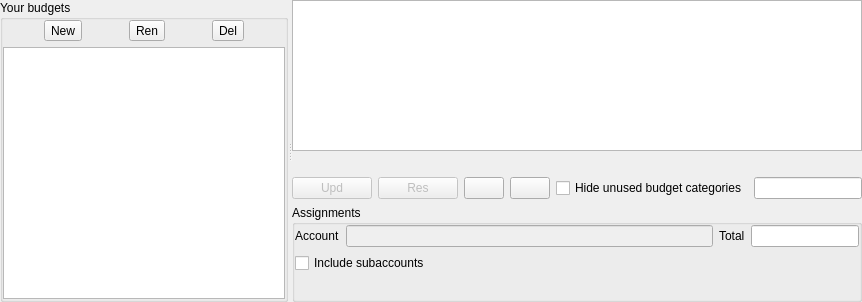
KDE/kmymoney, file kmymoney/plugins/views/budget/kbudgetview.ui: the form before one commit.
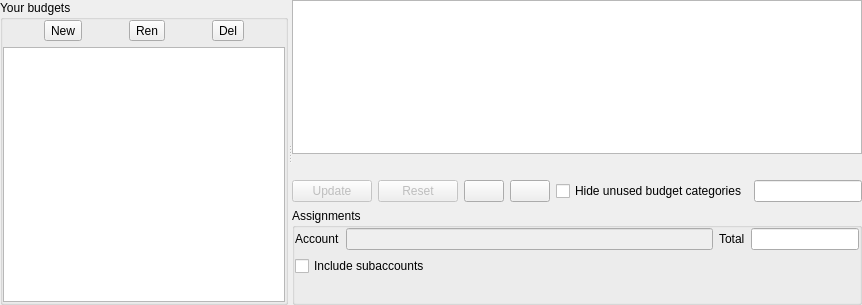
The form after the commit. Custom widgets are drawn as their Qt base class.

Commit message:
Improve buttons in budget view
Don't abbreviated button labels and add some tooltips

Diff of the .ui file:
```diff
--- a/kmymoney/plugins/views/budget/kbudgetview.ui
+++ b/kmymoney/plugins/views/budget/kbudgetview.ui
@@ -7,7 +7,7 @@
     <x>0</x>
     <y>0</y>
     <width>862</width>
-    <height>302</height>
+    <height>305</height>
    </rect>
   </property>
   <property name="sizePolicy">
@@ -117,7 +117,7 @@
             <string>Use this to store the modified data.</string>
            </property>
            <property name="text">
-            <string>Upd</string>
+            <string>Update</string>
            </property>
            <property name="shortcut">
             <string/>
@@ -136,7 +136,7 @@
             <string>Use this to discard the modified data.</string>
            </property>
            <property name="text">
-            <string>Res</string>
+            <string>Reset</string>
            </property>
            <property name="shortcut">
             <string/>
```
Left out of the diff: 12 changed lines with no effect on the pictures.
